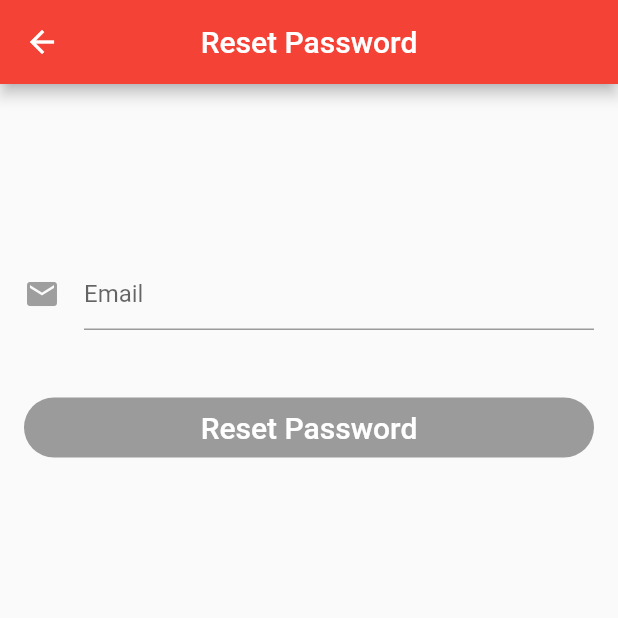
After one commit to oscarleon17/yumtimetracking, a Flutter app: the screen it shows after launch, after a tap on "Forgot Password?", on a phone screen of 412 x 824 dp, the top half of it. The commit adds this screen. Run offline on Flutter 3.47's test engine with Material 2 defaults, Android fonts, the phone set to English and light mode, and no system bars; our stand-ins replace firebase_auth; accounts and stored records are empty.

Commit message:
Adding Reset Password Page, still unfunctional

```diff
--- /dev/null
+++ b/lib/Pages/reset.dart
@@ -0,0 +1,97 @@
+import 'package:flutter/material.dart';
+
+class Reset extends StatefulWidget {
+  @override
+  _ResetState createState() => _ResetState();
+}
+
+class _ResetState extends State<Reset> {
+
+  String _email, _errorMessage;
+  bool _isIos;
+  final GlobalKey<FormState> _formKey = GlobalKey<FormState>();
+
+  @override
+  Widget build(BuildContext context) {
+    return Scaffold(
+      appBar: AppBar(
+        title: Text('Reset Password'),
+        centerTitle: true,
+      ),
+        body: Stack(
+          children: <Widget>[
+            _showBody(),
+          ],
+        )
+    );
+  }
+
+  Widget _showBody(){
+    return new Container(
+        padding: EdgeInsets.all(16.0),
+        child: new Form(
+          key: _formKey,
+          child: new ListView(
+            shrinkWrap: true,
+            children: <Widget>[
+              _showEmailInput(),
+              _showPrimaryButton(),
+             // _showErrorMessage(),
+            ],
+          ),
+        ));
+  }
+
+  Widget _showEmailInput() {
+    return Padding(
+      padding: const EdgeInsets.fromLTRB(0.0, 100.0, 0.0, 0.0),
+      child: new TextFormField(
+        maxLines: 1,
+        keyboardType: TextInputType.emailAddress,
+        autofocus: false,
+        decoration: new InputDecoration(
+            hintText: 'Email',
+            icon: new Icon(
+              Icons.mail,
+              color: Colors.grey,
+            )),
+        validator: (value) => value.isEmpty ? 'Email can\'t be empty' : null,
+        onSaved: (value) => _email = value,
+      ),
+    );
+  }
+
+  Widget _showPrimaryButton() {
+    return new Padding(
+        padding: EdgeInsets.fromLTRB(0.0, 45.0, 0.0, 0.0),
+        child: SizedBox(
+          height: 40.0,
+          child: new RaisedButton(
+            elevation: 5.0,
+            shape: new RoundedRectangleBorder(borderRadius: new BorderRadius.circular(30.0)),
+            color: Colors.red,
+            child: new Text(
+                'Reset Password', style: new TextStyle(fontSize: 20.0, color: Colors.white)),
+            onPressed: null //resetPassword(),
+          ),
+        ));
+  }
+
+//  Widget _showErrorMessage() {
+//    if (_errorMessage.length > 0 && _errorMessage != null) {
+//      return new Text(
+//        _errorMessage,
+//        style: TextStyle(
+//            fontSize: 13.0,
+//            color: Colors.red,
+//            height: 1.0,
+//            fontWeight: FontWeight.w300),
+//      );
+//    } else {
+//      return new Container(
+//        height: 0.0,
+//      );
+//    }
+//  }
+
+}
--- a/lib/Setup/signIn.dart
+++ b/lib/Setup/signIn.dart
@@ -1,6 +1,7 @@
 import 'package:flutter/material.dart';
 import 'package:firebase_auth/firebase_auth.dart';
 import 'package:yum_time_tracking/Pages/home.dart';
+import 'package:yum_time_tracking/Pages/reset.dart';
 
 class LoginPage extends StatefulWidget {
 
@@ -56,7 +57,7 @@ class _LoginPageState extends State<LoginPage> {
               _showEmailInput(),
               _showPasswordInput(),
               _showPrimaryButton(),
-              //_showSecondaryButton(),
+              _showSecondaryButton(),
               _showErrorMessage(),
             ],
           ),
@@ -131,6 +132,19 @@ class _LoginPageState extends State<LoginPage> {
         ));
   }
 
+  Widget _showSecondaryButton() {
+    return new FlatButton(
+      child: new Text('Forgot Password?',
+          style: new TextStyle(
+              fontSize: 16.0,
+              fontWeight: FontWeight.w300
+
+          )),
+
+      onPressed: resetPage
+    );
+  }
+
   Widget _showErrorMessage() {
     if (_errorMessage.length > 0 && _errorMessage != null) {
       return new Text(
@@ -147,50 +161,6 @@ class _LoginPageState extends State<LoginPage> {
       );
     }
   }
-
-//  @override
-//  Widget build(BuildContext context) {
-//    return Scaffold(
-//      appBar: AppBar(
-//        title: Text('YUM! Timetracking'),
-//        centerTitle: true,
-//      ),
-//      body: Form(
-//        key: _formKey,
-//        child: Column(
-//          children: <Widget>[
-//            TextFormField(
-//              validator: (input){
-//                if(input.isEmpty){
-//                  return 'Please type a correct email format';
-//                }
-//              },
-//              onSaved: (input) => _email = input,
-//              decoration: InputDecoration(
-//                labelText: 'Email'
-//              ),
-//            ),
-//            TextFormField(
-//              validator: (input){
-//                if(input.length < 6){
-//                  return 'Please provide a password greater than six characters';
-//                }
-//              },
-//              onSaved: (input) => _password = input,
-//              decoration: InputDecoration(
-//                  labelText: 'Password'
-//              ),
-//              obscureText: true,
-//            ),
-//            RaisedButton(
-//              onPressed: signIn ,
-//              child: Text('Sign In'),
-//            )
-//          ],
-//        ),
-//      ),
-//    );
-//  }
 
   Future<void> signIn() async {
     final formState = _formKey.currentState;
@@ -223,4 +193,9 @@ class _LoginPageState extends State<LoginPage> {
 
     }
   }
+
+  void resetPage() {
+    Navigator.push(context, MaterialPageRoute(builder: (context) => Reset()));
+  }
+
 }
```
